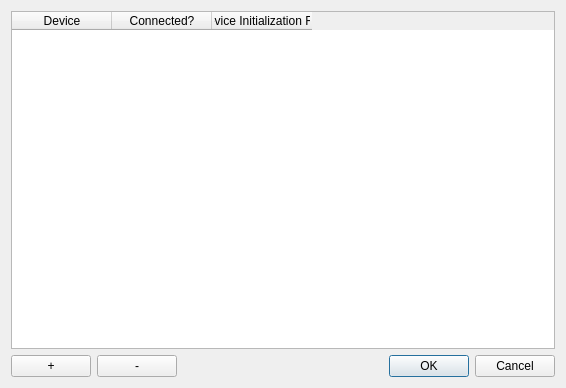
First picture: the form in qmidiplayer-desktop/qmpdevpropdialog.ui, repository chirs241097/QMidiPlayer, before the edit.
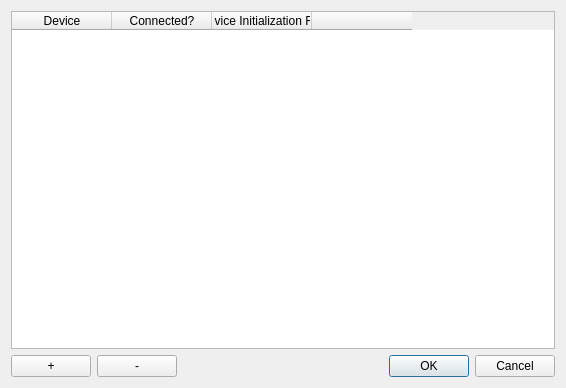
Second picture: the form after the edit.

Commit message: Eliminated the last use of widgets in QTableWidget.

The edit to the form file:
```diff
--- a/qmidiplayer-desktop/qmpdevpropdialog.ui
+++ b/qmidiplayer-desktop/qmpdevpropdialog.ui
@@ -37,6 +37,11 @@
        <string>Device Initialization File</string>
       </property>
      </column>
+     <column>
+      <property name="text">
+       <string/>
+      </property>
+     </column>
     </widget>
    </item>
    <item>
```
The commit also changes 1 other file.
